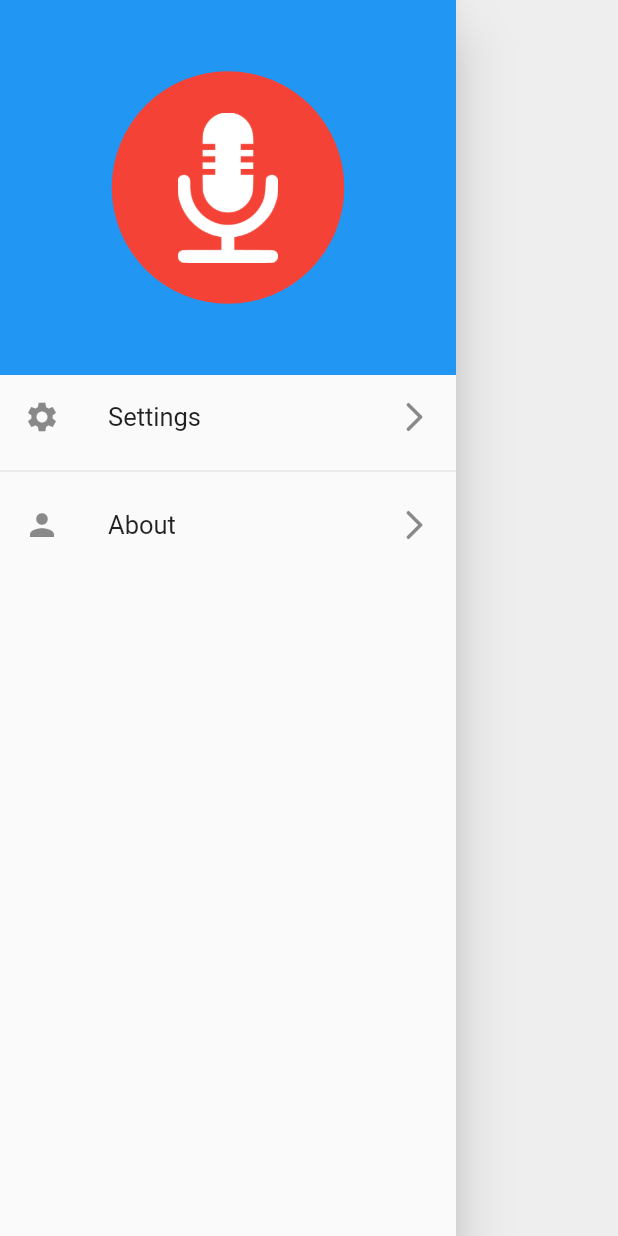
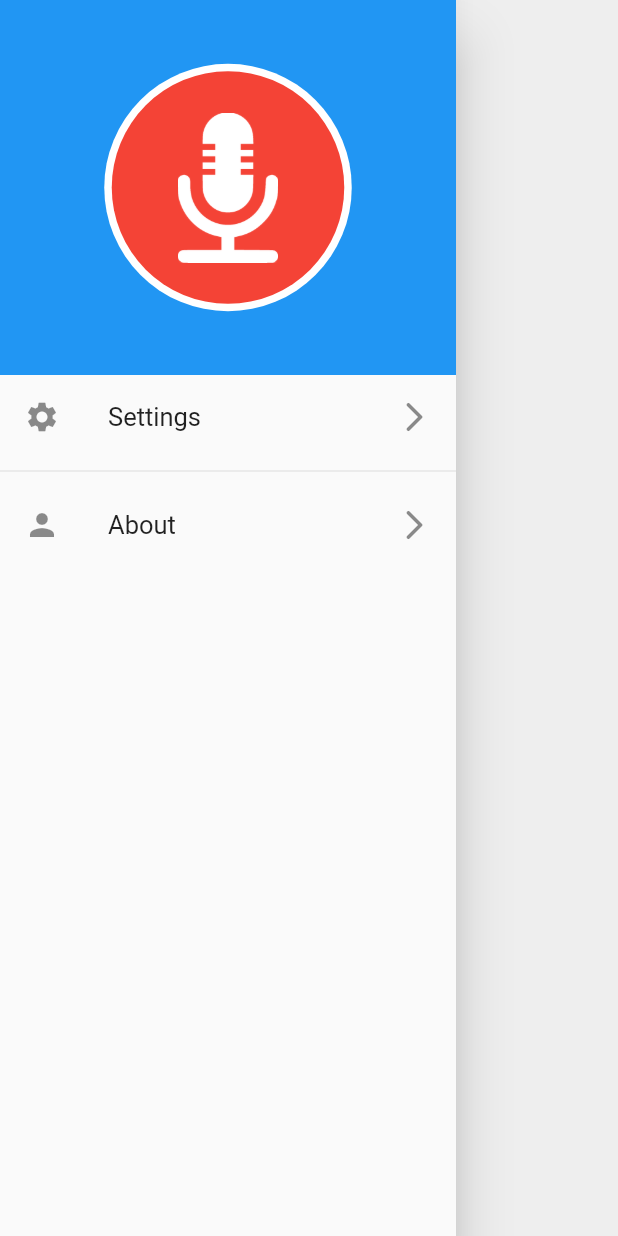
Before and after one commit to koorosh-k98/fun-recorder, a Flutter app: the CustomDrawer widget shown alone on an empty page, opened directly, on a phone screen of 412 x 824 dp. Run offline on Flutter 3.47's test engine with Material 2 defaults, Android fonts, the phone set to English and light mode, and no system bars; our stand-ins replace flutter_riverpod, just_audio, permission_handler, riverpod_annotation, shared_preferences; missing offline and left inert: record; accounts and stored records are empty; generated files the repository leaves out were written again; statements that could not run were skipped.

Commit message:
refactor #3

```diff
--- a/lib/views/record/record_buttons.dart
+++ b/lib/views/record/record_buttons.dart
@@ -51,9 +51,7 @@ class RecordButtons extends ConsumerWidget {
                       ref.read(recordAudioProvider.notifier).resumeRecord,
                 ),
               ),
-            if (recordingState == RecordingState.resume ||
-                recordingState == RecordingState.pause ||
-                recordingState == RecordingState.start)
+            if (recordingState != RecordingState.stop)
               SizedBox(
                 height: 100,
                 width: 100,
--- a/lib/views/widgets/custom_drawer.dart
+++ b/lib/views/widgets/custom_drawer.dart
@@ -15,6 +15,14 @@ class CustomDrawer extends StatelessWidget {
             color: Colors.blue,
             child: Stack(
               children: [
+                Center(
+                  child: Container(
+                    width: 165,
+                    height: 165,
+                    decoration: const BoxDecoration(
+                        shape: BoxShape.circle, color: Colors.white),
+                  ),
+                ),
                 Center(
                   child: Container(
                     width: 155,
```
